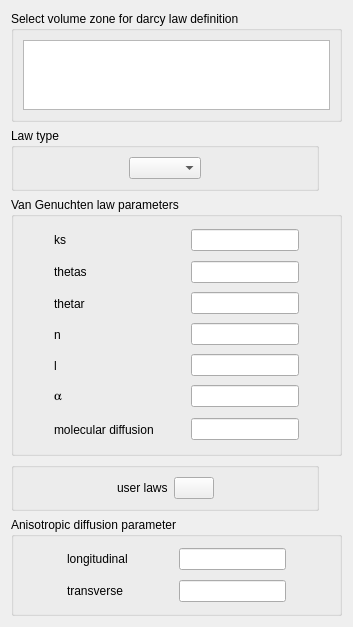
code-saturne/code_saturne, file gui/Pages/DarcyLawForm.ui: the form before one commit.
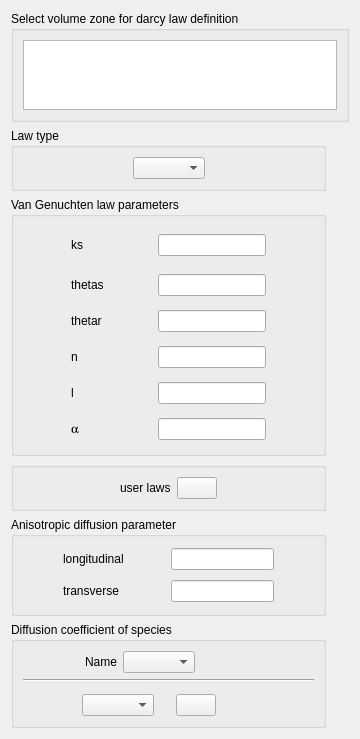
The form after the commit. Icons and pictures are not drawn.

Commit message: add capability to impose scalar delay and diffusivity by zone for darcy

Diff of the .ui file:
```diff
--- a/gui/Pages/DarcyLawForm.ui
+++ b/gui/Pages/DarcyLawForm.ui
@@ -6,14 +6,14 @@
    <rect>
     <x>0</x>
     <y>0</y>
-    <width>353</width>
-    <height>608</height>
+    <width>360</width>
+    <height>720</height>
    </rect>
   </property>
   <property name="windowTitle">
    <string>Form</string>
   </property>
-  <layout class="QGridLayout" name="gridLayout_5">
+  <layout class="QGridLayout" name="gridLayout_6">
    <item row="0" column="0" colspan="2">
     <widget class="QGroupBox" name="groupBoxZones">
      <property name="maximumSize">
@@ -81,13 +81,13 @@
      </layout>
     </widget>
    </item>
-   <item row="2" column="0" colspan="2">
+   <item row="2" column="0">
     <widget class="QGroupBox" name="groupBoxVanGenuchten">
      <property name="title">
       <string>Van Genuchten law parameters</string>
      </property>
      <layout class="QGridLayout" name="gridLayout_2">
-      <item row="0" column="0" rowspan="7">
+      <item row="0" column="0" rowspan="6">
        <spacer name="horizontalSpacer_13">
         <property name="orientation">
          <enum>Qt::Horizontal</enum>
@@ -123,7 +123,7 @@
       <item row="0" column="3">
        <widget class="QLineEdit" name="lineEditKs"/>
       </item>
-      <item row="0" column="4" rowspan="7">
+      <item row="0" column="4" rowspan="6">
        <spacer name="horizontalSpacer_12">
         <property name="orientation">
          <enum>Qt::Horizontal</enum>
@@ -256,29 +256,6 @@
       <item row="5" column="3">
        <widget class="QLineEdit" name="lineEditAlpha"/>
       </item>
-      <item row="6" column="1">
-       <widget class="QLabel" name="labelMolDiff">
-        <property name="text">
-         <string>molecular diffusion</string>
-        </property>
-       </widget>
-      </item>
-      <item row="6" column="2">
-       <spacer name="horizontalSpacer_11">
-        <property name="orientation">
-         <enum>Qt::Horizontal</enum>
-        </property>
-        <property name="sizeHint" stdset="0">
-         <size>
-          <width>26</width>
-          <height>20</height>
-         </size>
-        </property>
-       </spacer>
-      </item>
-      <item row="6" column="3">
-       <widget class="QLineEdit" name="lineEditMolDiff"/>
-      </item>
      </layout>
     </widget>
    </item>
@@ -345,7 +322,7 @@
      </layout>
     </widget>
    </item>
-   <item row="4" column="0" colspan="2">
+   <item row="4" column="0">
     <widget class="QGroupBox" name="groupBoxAnisotropicDiffusion">
      <property name="title">
       <string>Anisotropic diffusion parameter</string>
@@ -426,7 +403,145 @@
      </layout>
     </widget>
    </item>
-   <item row="5" column="1">
+   <item row="5" column="0">
+    <widget class="QGroupBox" name="groupBoxDiff">
+     <property name="title">
+      <string>Diffusion coefficient of species</string>
+     </property>
+     <layout class="QGridLayout" name="gridLayout_5">
+      <item row="0" column="0" colspan="2">
+       <layout class="QHBoxLayout" name="_6">
+        <property name="spacing">
+         <number>6</number>
+        </property>
+        <property name="margin">
+         <number>0</number>
+        </property>
+        <item>
+         <spacer>
+          <property name="orientation">
+           <enum>Qt::Horizontal</enum>
+          </property>
+          <property name="sizeHint" stdset="0">
+           <size>
+            <width>40</width>
+            <height>20</height>
+           </size>
+          </property>
+         </spacer>
+        </item>
+        <item>
+         <widget class="QLabel" name="label">
+          <property name="text">
+           <string>Name</string>
+          </property>
+         </widget>
+        </item>
+        <item>
+         <widget class="QComboBox" name="comboBoxNameDiff"/>
+        </item>
+        <item>
+         <spacer>
+          <property name="orientation">
+           <enum>Qt::Horizontal</enum>
+          </property>
+          <property name="sizeHint" stdset="0">
+           <size>
+            <width>40</width>
+            <height>20</height>
+           </size>
+          </property>
+         </spacer>
+        </item>
+       </layout>
+      </item>
+      <item row="1" column="0" colspan="3">
+       <widget class="Line" name="line">
+        <property name="orientation">
+         <enum>Qt::Horizontal</enum>
+        </property>
+       </widget>
+      </item>
+      <item row="2" column="0" rowspan="2">
+       <spacer>
+        <property name="orientation">
+         <enum>Qt::Horizontal</enum>
+        </property>
+        <property name="sizeHint" stdset="0">
+         <size>
+          <width>40</width>
+          <height>20</height>
+         </size>
+        </property>
+       </spacer>
+      </item>
+      <item row="2" column="2" rowspan="2">
+       <spacer>
+        <property name="orientation">
+         <enum>Qt::Horizontal</enum>
+        </property>
+        <property name="sizeHint" stdset="0">
+         <size>
+          <width>40</width>
+          <height>20</height>
+         </size>
+        </property>
+       </spacer>
+      </item>
+      <item row="3" column="1">
+       <layout class="QHBoxLayout" name="_4">
+        <property name="spacing">
+         <number>6</number>
+        </property>
+        <property name="margin">
+         <number>0</number>
+        </property>
+        <item>
+         <widget class="QComboBox" name="comboBoxDiff"/>
+        </item>
+        <item>
+         <spacer>
+          <property name="orientation">
+           <enum>Qt::Horizontal</enum>
+          </property>
+          <property name="sizeHint" stdset="0">
+           <size>
+            <width>16</width>
+            <height>20</height>
+           </size>
+          </property>
+         </spacer>
+        </item>
+        <item>
+         <widget class="QPushButton" name="pushButtonDiff">
+          <property name="text">
+           <string/>
+          </property>
+          <property name="icon">
+           <iconset resource="resources_pages.qrc">
+            <normaloff>:/new/prefix1/icons/22x22/edit-find-replace.png</normaloff>:/new/prefix1/icons/22x22/edit-find-replace.png</iconset>
+          </property>
+         </widget>
+        </item>
+        <item>
+         <spacer>
+          <property name="orientation">
+           <enum>Qt::Horizontal</enum>
+          </property>
+          <property name="sizeHint" stdset="0">
+           <size>
+            <width>40</width>
+            <height>20</height>
+           </size>
+          </property>
+         </spacer>
+        </item>
+       </layout>
+      </item>
+     </layout>
+    </widget>
+   </item>
+   <item row="6" column="1">
     <spacer name="spacer">
      <property name="orientation">
       <enum>Qt::Vertical</enum>
```
The commit also changes 9 other files.
